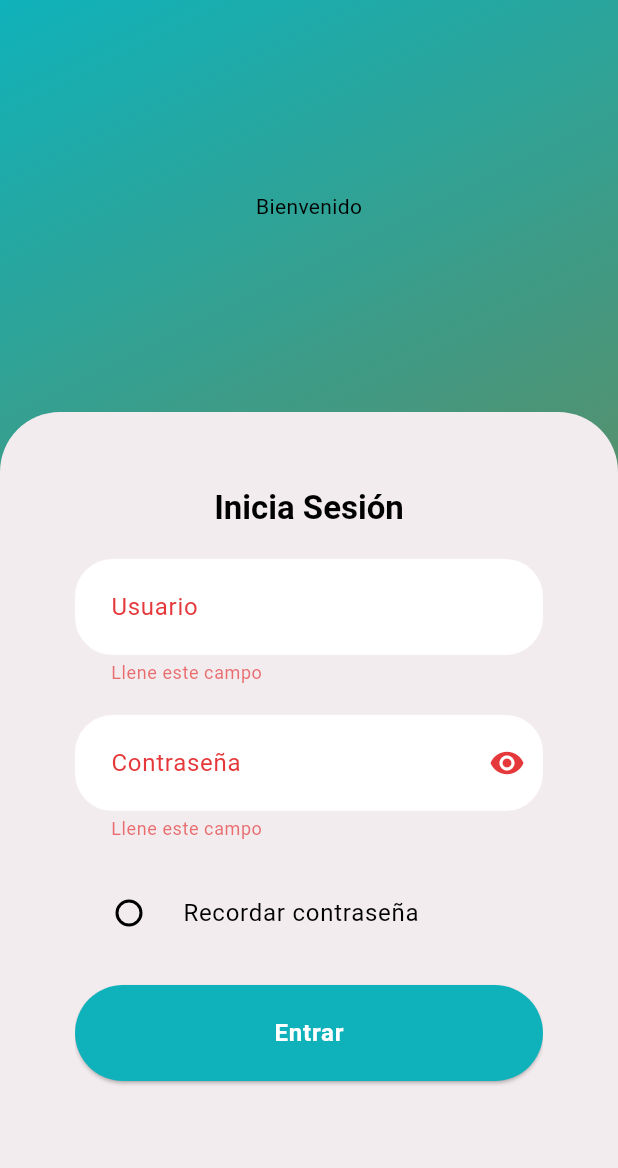
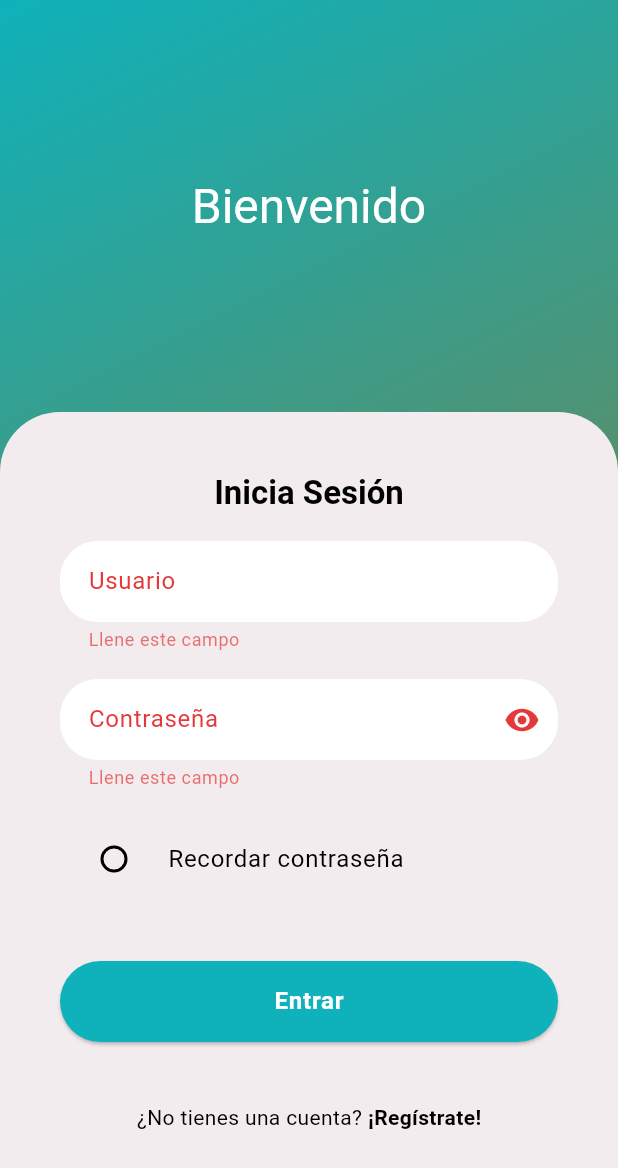
Before and after one commit to Manuel-Alonso-AG/SignUP-Frontend, a Flutter app: the screen it shows after launch, after a tap on "Entrar", on a phone screen of 412 x 824 dp. Shown: the top 1168 px of the screen. Run offline on Flutter 3.47's test engine with Material 3 defaults, Android fonts, the phone set to English and light mode, and no system bars; our stand-ins replace intl_phone_number_input; Roboto replaces fonts that are missing (BAHNSCHRIFT).

Commit message:
Changing the field input phone and style of form

```diff
--- a/lib/pages/login_page.dart
+++ b/lib/pages/login_page.dart
@@ -1,6 +1,4 @@
-import 'package:flutter/cupertino.dart';
 import 'package:flutter/material.dart';
-import 'package:flutter/widgets.dart';
 import 'package:frontend/utils/colors_constants.dart';
 import 'package:frontend/utils/radius_constants.dart';
 import 'package:frontend/utils/spacing_constants.dart';
@@ -25,19 +23,25 @@ class _LoginPageState extends State<LoginPage> {
   final GlobalKey<FormState> formKey = GlobalKey();
   bool loadingButton = false;
 
+  @override
+  void dispose() {
+    nameController.dispose();
+    passController.dispose();
+    super.dispose();
+  }
+
   void submitForm() {
-    if (!formKey.currentState!.validate()) {
+    if (formKey.currentState?.validate() ?? false) {
+      setState(() => loadingButton = true);
+      bool isChecked = checkboxKey.currentState?.isChecked ?? false;
+      debugPrint('Checkbox is checked: $isChecked');
+
+      // Implementa la logica para interactuar con el backend
+      // Ejm: AuthService.login(nameController.text, passController.text);
+
+    } else {
       setState(() => loadingButton = false);
-      return;
     }
-
-    setState(() => loadingButton = true);
-
-    bool isChecked = checkboxKey.currentState?.isChecked ?? false;
-    debugPrint('Checkbox is checked: $isChecked');
-
-    // Implementa la logica para interactuar con el backend
-    // Ejm: AuthService.login(nameController.text, passController.text);
   }
 
   @override
@@ -54,9 +58,12 @@ class _LoginPageState extends State<LoginPage> {
         SafeArea(
           child: Column(
             children: [
-              const Expanded(
+              Expanded(
                 child: Center(
-                  child: Text("Bienvenido")
+                  child: Text(
+                    'Bienvenido',
+                    style: TextStyleConstants.headlineLarge(context, color: Colors.white)
+                  )
                 )
               ),
               Expanded(
@@ -102,7 +109,7 @@ class _LoginPageState extends State<LoginPage> {
             key: checkboxKey,
             titleWidget: const Text('Recordar contraseña'),
           ),
-          const SizedBox(height: paddMedium),
+          const SizedBox(height: paddLarge),
           ButtomCustom(
             onPressed: submitForm,
             isLoading: loadingButton,
@@ -138,11 +145,4 @@ class _LoginPageState extends State<LoginPage> {
       ),
     );
   }
-
-  @override
-  void dispose() {
-    nameController.dispose();
-    passController.dispose();
-    super.dispose();
-  }
 }
--- a/lib/theme/theme.dart
+++ b/lib/theme/theme.dart
@@ -12,7 +12,7 @@ var textTheme = const TextTheme(
 InputDecorationTheme inpDec = const InputDecorationTheme(
   errorStyle: TextStyle(color: Color(0xB5E5383B)),
   filled: true,
-  contentPadding: paddAllMedium,
+  contentPadding: paddAllSmall,
   border: OutlineInputBorder(
     borderRadius: borderRadiusMedium,
     borderSide: BorderSide.none
--- a/lib/utils/spacing_constants.dart
+++ b/lib/utils/spacing_constants.dart
@@ -1,8 +1,8 @@
 import 'package:flutter/material.dart';
 
-const double paddSmall = 10.0;
-const double paddMedium = 20.0;
-const double paddLarge = 50.0;
+const double paddSmall = 15.0;
+const double paddMedium = 18.0;
+const double paddLarge = 40.0;
 
 const EdgeInsetsGeometry paddAllLarge = EdgeInsets.all(paddLarge);
 const EdgeInsetsGeometry paddAllMedium = EdgeInsets.all(paddMedium);
--- a/lib/utils/text_constants.dart
+++ b/lib/utils/text_constants.dart
@@ -1,6 +1,13 @@
 import 'package:flutter/material.dart';
 
 class TextStyleConstants {
+  static TextStyle? headlineLarge(BuildContext context, {Color? color, FontWeight? fontWeight}) =>
+    Theme.of(context).textTheme.headlineLarge?.copyWith(color: color, fontWeight: fontWeight);
+  static TextStyle? headlineMedium(BuildContext context, {Color? color, FontWeight? fontWeight}) =>
+    Theme.of(context).textTheme.headlineMedium?.copyWith(color: color, fontWeight: fontWeight);
+  static TextStyle? headlineSmall(BuildContext context, {Color? color, FontWeight? fontWeight}) =>
+    Theme.of(context).textTheme.headlineSmall?.copyWith(color: color, fontWeight: fontWeight);
+
   static TextStyle? displayLarge(BuildContext context, {Color? color, FontWeight? fontWeight}) =>
     Theme.of(context).textTheme.displayLarge?.copyWith(color: color, fontWeight: fontWeight);
   static TextStyle? displayMedium(BuildContext context, {Color? color, FontWeight? fontWeight}) =>
--- a/lib/utils/validators.dart
+++ b/lib/utils/validators.dart
@@ -1,65 +1,44 @@
-import 'package:intl_phone_field/phone_number.dart';
-
 String? validatorEmail(String? value) {
-  if (value!.isEmpty) {
+  if (value == null || value.isEmpty) {
     return 'Llene este campo';
-  } else if (!RegExp(r'^[a-zA-Z0-9_.±]+@[a-zA-Z0-9-]+.[a-zA-Z0-9-.]+$').hasMatch(value)) {
+  } else if (!RegExp(r'^[a-zA-Z0-9._%+-]+@[a-zA-Z0-9.-]+\.[a-zA-Z]{2,}$').hasMatch(value)) {
     return 'Correo no valido';
-  }/* else {
-
-    TODO: Agrega la validacion que necesites
-
-  }*/
-
+  }
   return null;
 }
 
 String? validatorPass(String? value) {
-  if (value!.isEmpty) {
+  if (value == null || value.isEmpty) {
     return 'Llene este campo';
   } else if (value.length < 8) {
     return 'La contraseña minimo tiene que tener 8 caracteres';
-  }/* else {
-
-    TODO: Agrega la validacion que necesites
-
-  }*/
-
+  }
   return null;
 }
 
 String? validatorConfirmPass(String? value, String? passValue) {
-  if (value!.isEmpty) {
+  if (value == null || value.isEmpty) {
     return 'Llene este campo';
-  } else if (passValue!.isEmpty) {
+  } else if (passValue == null || passValue.isEmpty) {
     return 'Ingrese primero la contraseña';
   } else if (value != passValue) {
     return 'La contraseña es diferente';
-  } else if (value.length < 8){
-    return 'La contraseña es invalida';
-  }/* else {
-
-    TODO: Agrega la validacion que necesites
-
-  }*/
-
+  }
   return null;
 }
 
-String? validatorPhone(PhoneNumber? value) {
+String? validatorPhone(String? value) {
+  if (value == null || value.isEmpty) {
+    return 'Número de teléfono inválido';
+  }
   return null;
 }
 
 String? validatorName(String? value) {
-  if (value!.isEmpty) {
+  if (value == null || value.isEmpty) {
     return 'Llene este campo';
   } else if (value.length < 3) {
     return 'Tiene que tener al menos 3 letras';
-  } /* else {
-
-    TODO: Agrega la validacion que necesites
-
-  }*/
-
+  }
   return null;
 }
--- a/lib/widgets/buttom_widget.dart
+++ b/lib/widgets/buttom_widget.dart
@@ -26,14 +26,14 @@ class ButtomCustom extends StatelessWidget {
       case TypeButton.expanded:
         return ElevatedButton.styleFrom(
           backgroundColor: background,
-          minimumSize: const Size(double.infinity, 18)
+          minimumSize: const Size(double.infinity, 18),
         );
       case TypeButton.circular:
         return ElevatedButton.styleFrom(
           backgroundColor: background,
           shape: RoundedRectangleBorder(
-            borderRadius: BorderRadius.circular(28)
-          )
+            borderRadius: BorderRadius.circular(28),
+          ),
         );
       default:
         return null;
@@ -43,14 +43,15 @@ class ButtomCustom extends StatelessWidget {
   @override
   Widget build(BuildContext context) {
     return ElevatedButton(
-      onPressed: isLoading? null : onPressed,
+      onPressed: isLoading ? null : onPressed,
       style: _styleButton(),
       child: Padding(
-        padding: paddAllMedium,
-        child: isLoading? const CircularProgressIndicator() : child
+        padding: paddAllSmall,
+        child: isLoading ? const CircularProgressIndicator() : child,
       ),
     );
   }
 }
 
-enum TypeButton {normal, expanded, circular}
+// Enum to define the type of button
+enum TypeButton { normal, expanded, circular }
--- a/lib/widgets/field_widget.dart
+++ b/lib/widgets/field_widget.dart
@@ -1,4 +1,5 @@
 import 'package:flutter/material.dart';
+import 'package:intl_phone_number_input/intl_phone_number_input.dart';
 
 class FieldCustom extends StatefulWidget {
   final TextEditingController controller;
@@ -11,7 +12,7 @@ class FieldCustom extends StatefulWidget {
     required this.controller,
     required this.labelText,
     this.validator,
-    this.typeField = TypeField.text
+    this.typeField = TypeField.editText
   });
 
   @override
@@ -27,34 +28,49 @@ class _FieldCustomState extends State<FieldCustom> {
     });
   }
 
+  InputDecoration _buildInputDecoration() {
+    return InputDecoration(
+      labelText: widget.labelText,
+      fillColor: Theme.of(context).colorScheme.surface,
+    );
+  }
+
   @override
   Widget build(BuildContext context) {
-    switch (widget.typeField) {
-      case TypeField.password:
-        return TextFormField(
-          controller: widget.controller,
-          obscureText: _obscureText,
-          decoration: InputDecoration(
-            labelText: widget.labelText,
-            fillColor: Theme.of(context).colorScheme.surface,
-            suffixIcon: IconButton(
-              icon: Icon(_obscureText ? Icons.visibility : Icons.visibility_off),
-              onPressed: _togglePasswordVisibility,
+    return widget.typeField == TypeField.phone
+        ? InternationalPhoneNumberInput(
+            onInputChanged: (value) {},
+            formatInput: false,
+            textFieldController: widget.controller,
+            maxLength: 10,
+            initialValue: PhoneNumber(isoCode: 'MX'),
+            searchBoxDecoration: InputDecoration(
+              hintText: 'Buscar país',
+              fillColor: Theme.of(context).colorScheme.surface,
             ),
-          ),
-          validator: widget.validator,
-        );
-      default:
-        return TextFormField(
-          controller: widget.controller,
-          decoration: InputDecoration(
-            labelText: widget.labelText,
-            fillColor: Theme.of(context).colorScheme.surface
-          ),
-          validator: widget.validator
-        );
-    }
+            selectorConfig: const SelectorConfig(
+              selectorType: PhoneInputSelectorType.BOTTOM_SHEET,
+              useEmoji: true,
+              useBottomSheetSafeArea: true,
+            ),
+            inputDecoration: _buildInputDecoration(),
+            validator: widget.validator,
+          )
+        : TextFormField(
+            enabled: widget.typeField != TypeField.onlyText,
+            controller: widget.controller,
+            obscureText: widget.typeField == TypeField.password ? _obscureText : false,
+            decoration: _buildInputDecoration().copyWith(
+              suffixIcon: widget.typeField == TypeField.password
+                  ? IconButton(
+                      icon: Icon(_obscureText ? Icons.visibility : Icons.visibility_off),
+                      onPressed: _togglePasswordVisibility,
+                    )
+                  : null,
+            ),
+            validator: widget.validator,
+          );
   }
 }
 
-enum TypeField {text, password}
+enum TypeField { editText, onlyText, password, phone }
--- a/pubspec.yaml
+++ b/pubspec.yaml
@@ -9,7 +9,7 @@ environment:
 dependencies:
   flutter:
     sdk: flutter
-  intl_phone_field: 3.2.0
+  intl_phone_number_input: 0.7.4
 
 dev_dependencies:
   flutter_test:
```
Also changed, not shown: lib/pages/register_page.dart (+54 -33 lines), assets/login.png (deleted), assets/loginA.png (added), assets/loginB.png (added), assets/loginD.png (deleted), assets/register.png (deleted), assets/registerA.png (added), assets/registerB.png (added), assets/registerD.png (deleted), pubspec.lock, 1 other file.
